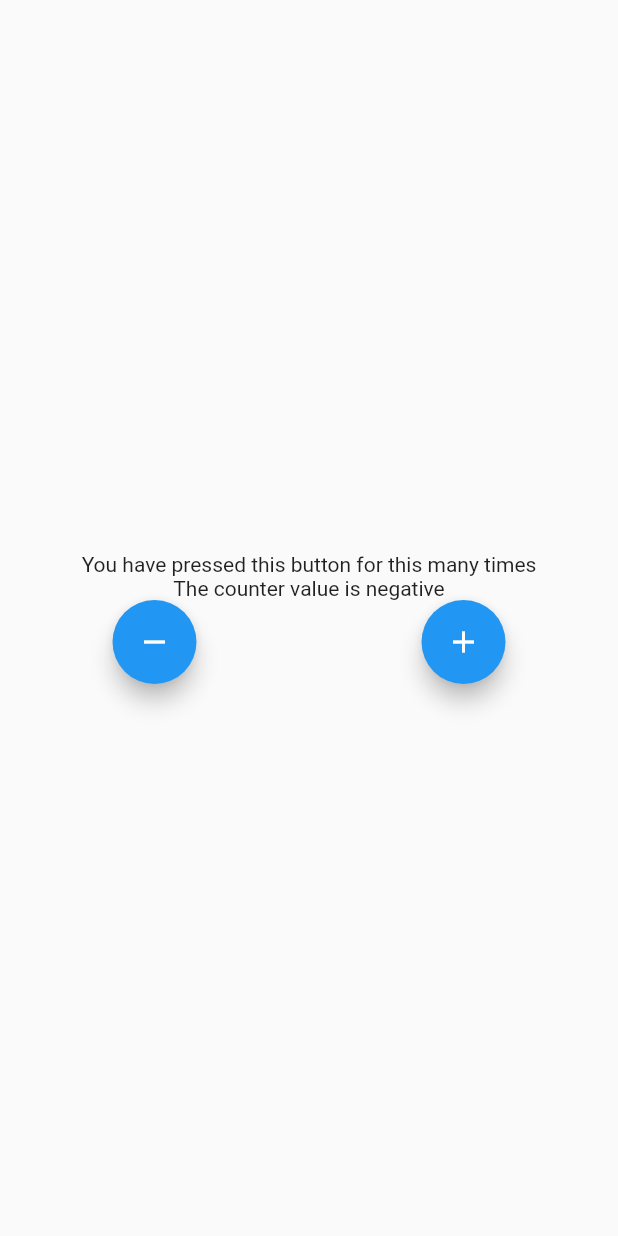
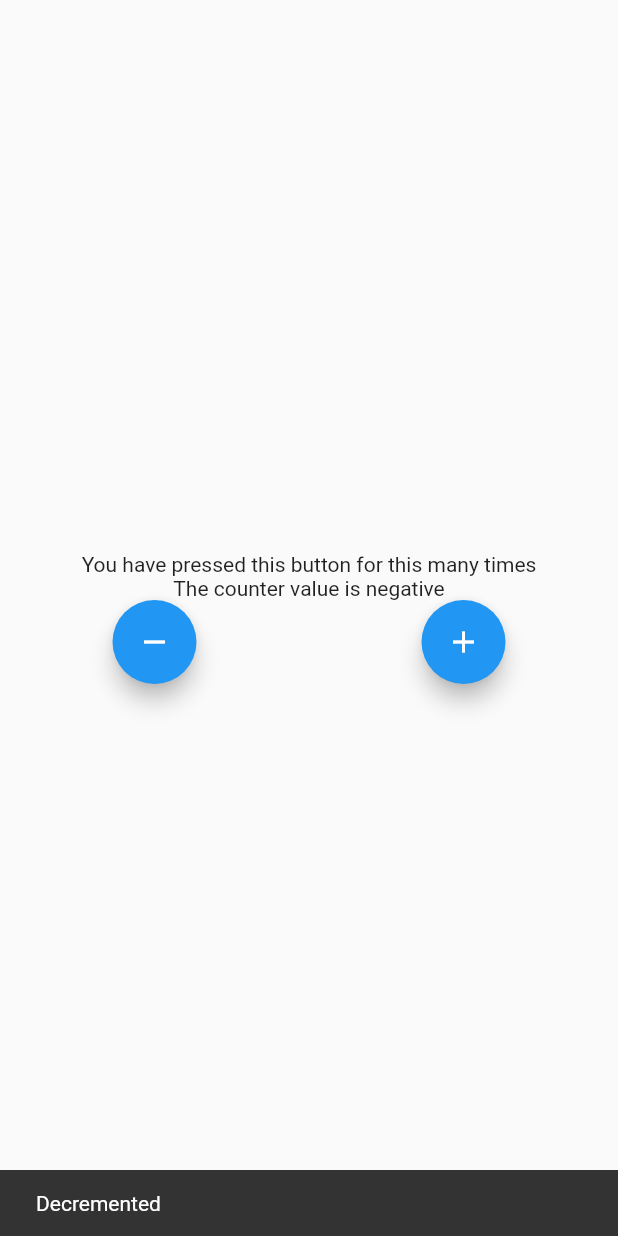
Before and after one commit to ScreamingSyntax/Bloc-Progress, a Flutter app: the screen it shows after launch, after a tap on the "remove" icon, on a phone screen of 412 x 824 dp. Run offline on Flutter 3.47's test engine with Material 2 defaults, Android fonts, the phone set to English and light mode, and no system bars; our stand-ins replace bloc, flutter_bloc.

Commit message:
Task 4, Counter Cubit Made

```diff
--- a/lib/cubit/counter_cubit.dart
+++ b/lib/cubit/counter_cubit.dart
@@ -2,7 +2,7 @@ import 'package:bloc/bloc.dart';
 part 'counter_state.dart';
 
 class CounterCubit extends Cubit<CounterState>{
-  CounterCubit():super(CounterState(counterValue: 0));
-  void increment()=> emit(CounterState(counterValue: state.counterValue+1));
-  void decrement()=> emit(CounterState(counterValue: state.counterValue-1));
+  CounterCubit():super(CounterState(counterValue: 0,wasIncremented: false));
+  void increment()=> emit(CounterState(counterValue: state.counterValue+1,wasIncremented: true));
+  void decrement()=> emit(CounterState(counterValue: state.counterValue-1,wasIncremented: false));
 }
--- a/lib/cubit/counter_state.dart
+++ b/lib/cubit/counter_state.dart
@@ -2,7 +2,9 @@ part of 'counter_cubit.dart';
 
 class CounterState{
   int counterValue;
+  bool wasIncremented;
   CounterState({
     required this.counterValue,
+    required this.wasIncremented
   });
 }
--- a/lib/main.dart
+++ b/lib/main.dart
@@ -29,20 +29,35 @@ class _HomePageState extends State<HomePage> {
   @override
   Widget build(BuildContext context) {
     return Scaffold(
-      body: Center(
+      body: BlocListener<CounterCubit, CounterState>(
+        listener: (context, state) {
+          if(state.wasIncremented == false){
+            ScaffoldMessenger.of(context).showSnackBar(
+              const SnackBar(content: Text("Decremented")
+              ,
+              duration: Duration(seconds: 2),
+              ));
+          }
+          if(state.wasIncremented == true){
+            ScaffoldMessenger.of(context).showSnackBar(const SnackBar(content: Text("Incremented"),
+            duration: Duration(seconds: 2),
+            ));
+          }
+
+        },
+        child: Center(
           child: Column(
             mainAxisAlignment: MainAxisAlignment.center,
             children: [
-            Text("You have pressed this button for this many times"),
+              const Text("You have pressed this button for this many times"),
               BlocBuilder<CounterCubit, CounterState>(
                 builder: (context, state) {
-                if(state.counterValue<0){
+                  if (state.counterValue < 0) {
+                    return const Text("The counter value is negative");
+                  }
+                  if (state.counterValue % 2 == 0) {
                     return Text(
-                    "The counter value is negative"
-                  );
-                }
-                if(state.counterValue%2==0){
-                  return Text("The counter value ${state.counterValue} is divisible by 2");
+                        "The counter value ${state.counterValue} is divisible by 2");
                   }
                   return Text(
                     "Hello ${state.counterValue}",
@@ -57,20 +72,21 @@ class _HomePageState extends State<HomePage> {
                     onPressed: () {
                       BlocProvider.of<CounterCubit>(context).decrement();
                     },
-                  child: Icon(Icons.remove),
+                    child: const Icon(Icons.remove),
                   ),
                   FloatingActionButton(
                     tooltip: 'Increment ',
                     onPressed: () {
                       BlocProvider.of<CounterCubit>(context).increment();
                     },
-                  child: Icon(Icons.add),
+                    child: const Icon(Icons.add),
                   ),
                 ],
               )
             ],
           ),
         ),
+      ),
     );
   }
 }
```
Lines whose indentation alone changed are shown as unchanged.
